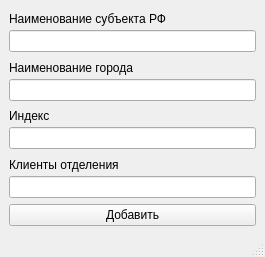
Before: the Qt Designer form .source/edit.ui in OlejnikDenis/py-mailposts, drawn with Qt 5.
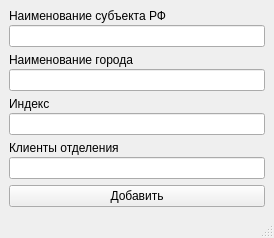
After: the same form once the commit is applied.

Patch:
```diff
--- a/.source/edit.ui
+++ b/.source/edit.ui
@@ -6,8 +6,8 @@
    <rect>
     <x>0</x>
     <y>0</y>
-    <width>265</width>
-    <height>257</height>
+    <width>274</width>
+    <height>235</height>
    </rect>
   </property>
   <property name="windowTitle">
@@ -35,7 +35,10 @@
         <item>
          <widget class="QLineEdit" name="LE_Index">
           <property name="inputMethodHints">
-           <set>Qt::ImhDigitsOnly</set>
+           <set>Qt::ImhNone</set>
+          </property>
+          <property name="clearButtonEnabled">
+           <bool>false</bool>
           </property>
          </widget>
         </item>
```
Left out of the diff: 6 changed lines with no effect on the pictures.
